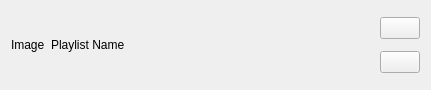
First picture: the form in ui/PlaylistItem.ui, repository nichilum/nimamp, before the edit.
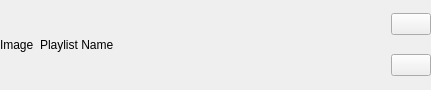
Second picture: the form after the edit. Icons and pictures are not drawn.

Patch:
```diff
--- a/ui/PlaylistItem.ui
+++ b/ui/PlaylistItem.ui
@@ -14,6 +14,18 @@
    <string>Form</string>
   </property>
   <layout class="QHBoxLayout" name="horizontalLayout_2">
+   <property name="leftMargin">
+    <number>0</number>
+   </property>
+   <property name="topMargin">
+    <number>0</number>
+   </property>
+   <property name="rightMargin">
+    <number>0</number>
+   </property>
+   <property name="bottomMargin">
+    <number>0</number>
+   </property>
    <item>
     <widget class="QLabel" name="imageLabel">
      <property name="text">
```
